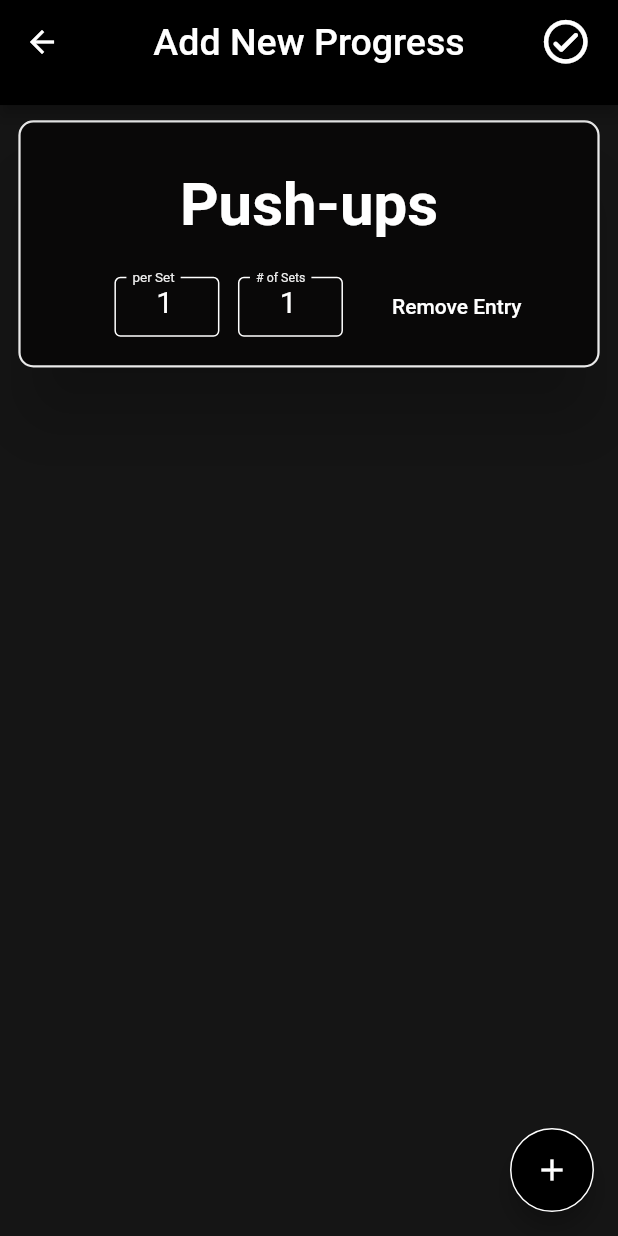
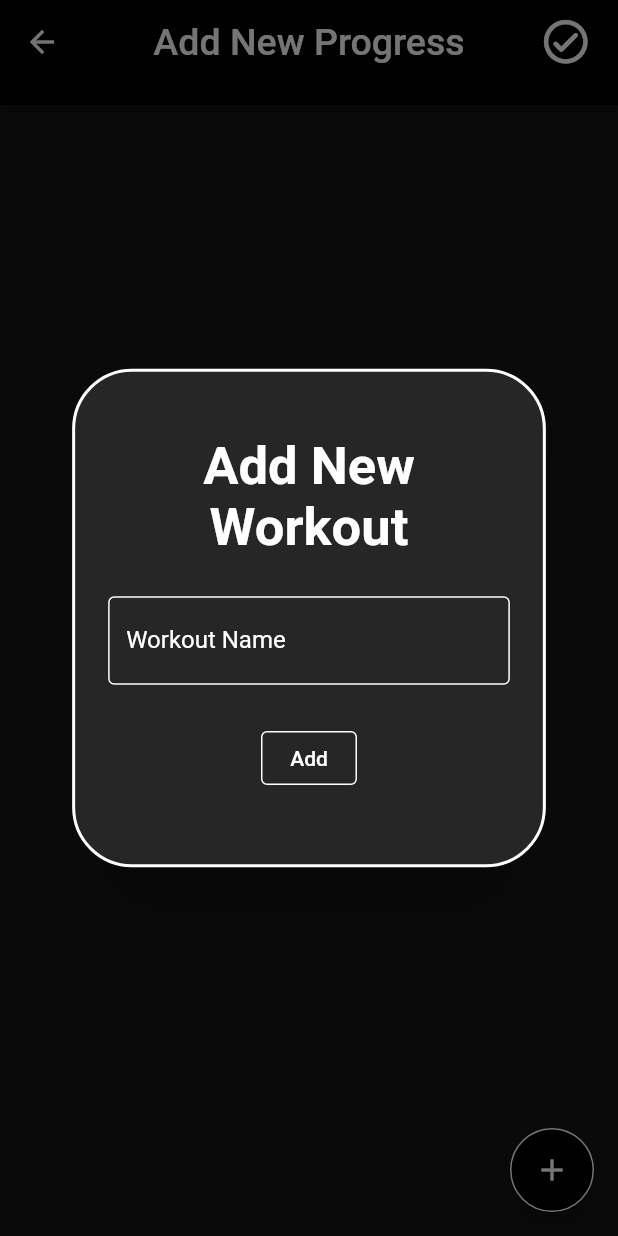
Before and after one commit to thenoisyninga/the_workout_app, a Flutter app: the AddNewProgress screen opened by its route, after a tap on the "add" icon, on a phone screen of 412 x 824 dp. Run offline on Flutter 3.47's test engine with Material 2 defaults, Android fonts, the phone set to English and light mode, and no system bars; drawn by our look-alikes of auto_size_text; our stand-ins replace flutter_image_slideshow, shared_preferences, sqflite; accounts and stored records are empty.

Commit message:
Persistence implemented on the AddNewProgress Page. Created a functioning system to add and remove workout cards with alert dialogue at removal.

```diff
--- a/lib/data_management/workout_card_data_management.dart
+++ b/lib/data_management/workout_card_data_management.dart
@@ -1,8 +1,8 @@
 import 'package:shared_preferences/shared_preferences.dart';
 
-Future<void> addWorkoutData(String workoutName, int perSet, int numOfSets) async {
+Future<void> addWorkoutData(String workoutName, int perSet,int numOfSets) async {
   String newData = "$workoutName,$perSet,$numOfSets";
-
+  if (workoutName != '') {
     //Pulling cache list
     final prefs = await SharedPreferences.getInstance();
     List<String>? pulledWorkoutCardDataCache =
@@ -14,21 +14,24 @@ Future<void> addWorkoutData(String workoutName, int perSet, int numOfSets) async
     } else {
       // Add the data, update it in shared prefs.
       pulledWorkoutCardDataCache.add(newData);
-    prefs.setStringList('Workout Card Data Cache', pulledWorkoutCardDataCache);
+      prefs.setStringList(
+          'Workout Card Data Cache', pulledWorkoutCardDataCache);
+    }
   }
 }
 
 Future<void> removeWorkoutData(String workoutName) async {
-
   final prefs = await SharedPreferences.getInstance();
-  List<String>? pulledWorkoutCardDataCache = prefs.getStringList('Workout Card Data Cache');
+  List<String>? pulledWorkoutCardDataCache = prefs.getStringList(
+      'Workout Card Data Cache');
 
   if (pulledWorkoutCardDataCache != null) {
     for (var workoutData in pulledWorkoutCardDataCache) {
       List<String> x = workoutData.split(',');
       if (x[0] == workoutName) {
         pulledWorkoutCardDataCache.remove(workoutData);
-        prefs.setStringList('Workout Card Data Cache', pulledWorkoutCardDataCache);
+        prefs.setStringList(
+            'Workout Card Data Cache', pulledWorkoutCardDataCache);
         break;
       }
     }
@@ -40,7 +43,8 @@ Future<void> removeWorkoutData(String workoutName) async {
 Future<List<Map>> getWorkoutCardDataList() async {
   final prefs = await SharedPreferences.getInstance();
 
-  List<String>? pulledWorkoutCardDataCache = prefs.getStringList('Workout Card Data Cache');
+  List<String>? pulledWorkoutCardDataCache = prefs.getStringList(
+      'Workout Card Data Cache');
 
   if (pulledWorkoutCardDataCache == null) {
     prefs.setStringList('Workout Card Data Cache', []);
@@ -62,7 +66,8 @@ Future<List<Map>> getWorkoutCardDataList() async {
 
 Future<void> setPerSetValue(String workoutName, int perSet) async {
   final prefs = await SharedPreferences.getInstance();
-  List<String>? pulledWorkoutCardDataCache = prefs.getStringList('Workout Card Data Cache');
+  List<String>? pulledWorkoutCardDataCache = prefs.getStringList(
+      'Workout Card Data Cache');
   if (pulledWorkoutCardDataCache != null) {
     for (int i = 0; i < pulledWorkoutCardDataCache.length; i++) {
       String workoutData = pulledWorkoutCardDataCache[i];
@@ -70,7 +75,8 @@ Future<void> setPerSetValue(String workoutName, int perSet) async {
       if (workoutDataSplit[0] == workoutName) {
         String newData = '${workoutDataSplit[0]},$perSet,${workoutDataSplit[2]}';
         pulledWorkoutCardDataCache[i] = newData;
-        prefs.setStringList('Workout Card Data Cache', pulledWorkoutCardDataCache);
+        prefs.setStringList(
+            'Workout Card Data Cache', pulledWorkoutCardDataCache);
       }
     }
   }
@@ -78,7 +84,8 @@ Future<void> setPerSetValue(String workoutName, int perSet) async {
 
 Future<void> setNumOfSetsValue(String workoutName, int numOfSets) async {
   final prefs = await SharedPreferences.getInstance();
-  List<String>? pulledWorkoutCardDataCache = prefs.getStringList('Workout Card Data Cache');
+  List<String>? pulledWorkoutCardDataCache = prefs.getStringList(
+      'Workout Card Data Cache');
 
   if (pulledWorkoutCardDataCache != null) {
     for (int i = 0; i < pulledWorkoutCardDataCache.length; i++) {
@@ -87,7 +94,8 @@ Future<void> setNumOfSetsValue(String workoutName, int numOfSets) async {
       if (workoutDataSplit[0] == workoutName) {
         String newData = '${workoutDataSplit[0]},${workoutDataSplit[1]},$numOfSets';
         pulledWorkoutCardDataCache[i] = newData;
-        prefs.setStringList('Workout Card Data Cache', pulledWorkoutCardDataCache);
+        prefs.setStringList(
+            'Workout Card Data Cache', pulledWorkoutCardDataCache);
       }
     }
   }
--- a/lib/pages/add_new_progress.dart
+++ b/lib/pages/add_new_progress.dart
@@ -21,15 +21,15 @@ class _AddNewProgressState extends State<AddNewProgress> {
     showDialog(
         context: context,
         builder: (_) => AlertDialog(
-          alignment: Alignment.center,
+              alignment: Alignment.center,
               title: const Text(
                 "Are you sure?",
-                style: TextStyle(color: Colors.white),
+                style: TextStyle(color: Colors.white, fontSize: 20),
                 textAlign: TextAlign.center,
               ),
-              backgroundColor: Colors.black,
+              backgroundColor: Colors.grey[900],
               shape: RoundedRectangleBorder(
-                  side: const BorderSide(color: Colors.white),
+                  side: const BorderSide(color: Colors.white, width: 2),
                   borderRadius: BorderRadius.circular(20)),
               actions: [
                 TextButton(
@@ -107,7 +107,70 @@ class _AddNewProgressState extends State<AddNewProgress> {
               ),
           floatingActionButton: FloatingActionButton(
               onPressed: () {
-                addNewWorkout('Push-ups');
+                var newWorkoutController = TextEditingController();
+                showDialog(
+                    context: context,
+                    builder: (_) => AlertDialog(
+                          backgroundColor: Color(0xFF262626),
+                          shape: RoundedRectangleBorder(
+                              side: BorderSide(
+                                color: Colors.white,
+                                width: 2,
+                              ),
+                              borderRadius: BorderRadius.circular(40)),
+                          content: Container(
+                            height: h * 35,
+                            width: w * 65,
+                            child: Column(
+                              mainAxisAlignment: MainAxisAlignment.spaceEvenly,
+                              children: [
+                                Text(
+                                  'Add New Workout',
+                                  textAlign: TextAlign.center,
+                                  style: TextStyle(
+                                      color: Colors.white,
+                                      fontSize: 35,
+                                      fontWeight: FontWeight.bold),
+                                ),
+                                TextField(
+                                  style: TextStyle(
+                                    color: Colors.white,
+                                  ),
+                                    cursorColor: Colors.white,
+                                    controller: newWorkoutController,
+                                    decoration: InputDecoration(
+                                      focusColor: Colors.red,
+                                      enabledBorder: OutlineInputBorder(
+                                        borderSide: BorderSide(
+                                          color: Colors.white
+                                        )
+                                      ),
+                                        label: Text(
+                                      'Workout Name',
+                                      textAlign: TextAlign.center,
+                                      style: TextStyle(color: Colors.white,),
+                                    ),
+                                    labelStyle: TextStyle(color: Colors.white)
+                                    )),
+                                TextButton(
+                                  style: TextButton.styleFrom(
+                                    onSurface: Colors.black,
+                                    side: BorderSide(
+                                      color: Colors.white,
+                                    )
+                                  ),
+                                    onPressed: () {
+                                      addNewWorkout(newWorkoutController.text);
+                                      Navigator.pop(_);
+                                    },
+                                    child: Text(
+                                      'Add',
+                                      style: TextStyle(color: Colors.white),
+                                    ))
+                              ],
+                            ),
+                          ),
+                        ));
               },
               shape: const CircleBorder(side: BorderSide(color: Colors.white)),
               child: const Icon(Icons.add)),
```
Lines whose indentation alone changed are shown as unchanged.
